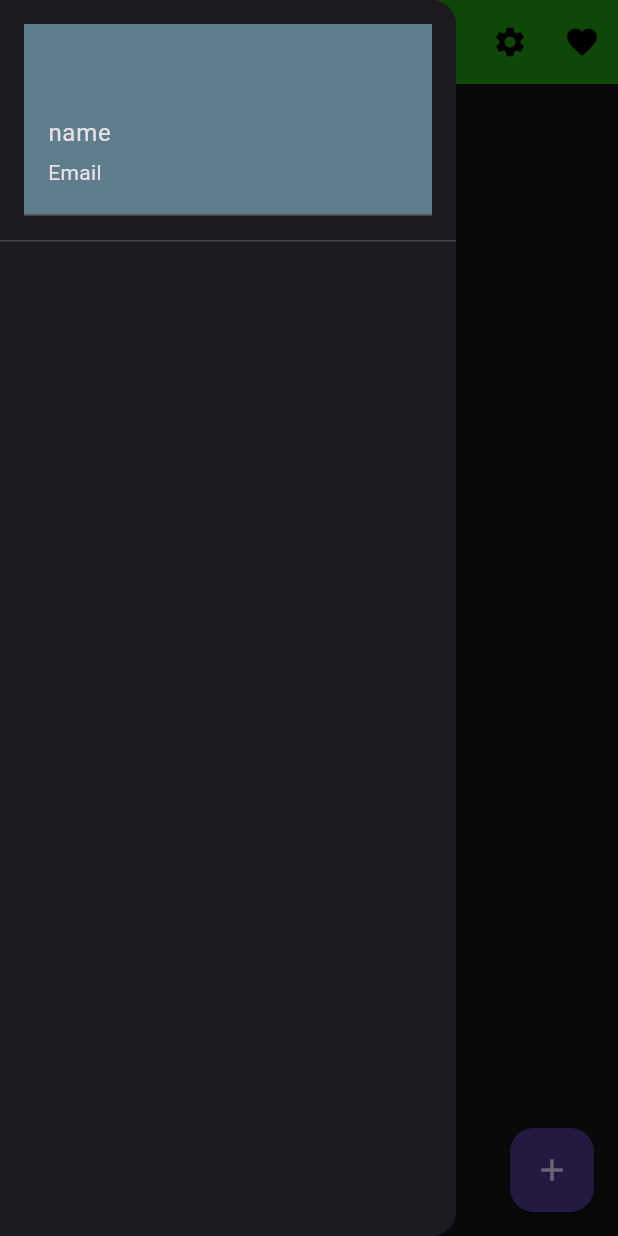
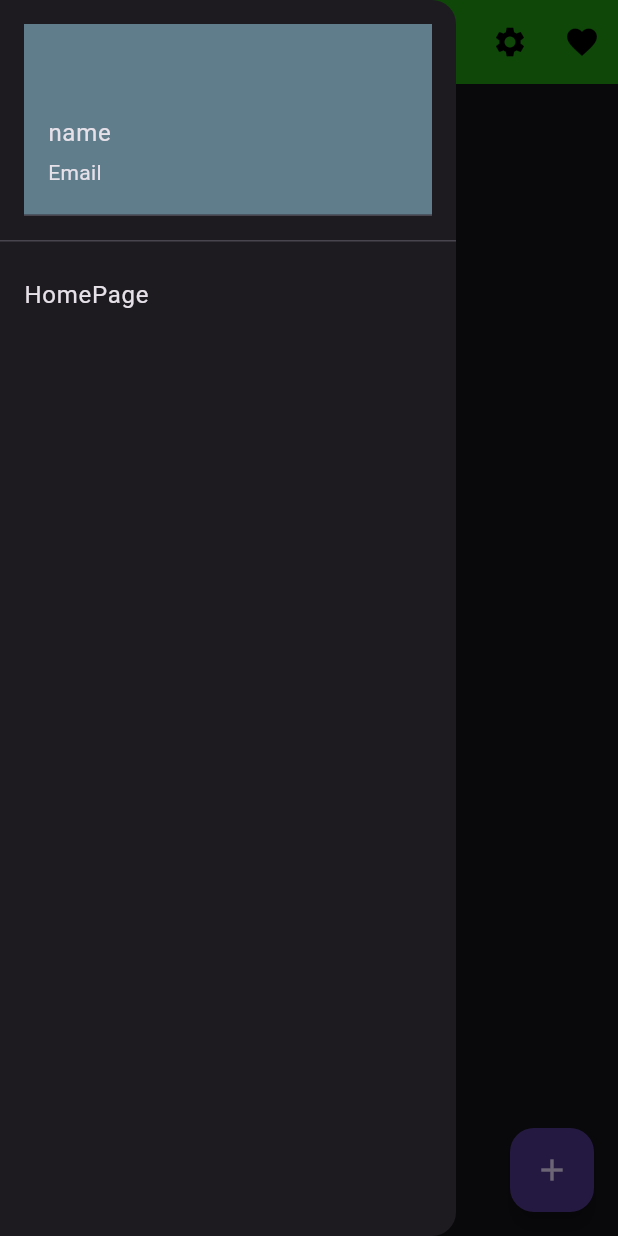
Before and after one commit to istiaqrahmanmahi/SAD-Project--Mahi-ID-062-, a Flutter app: the screen it shows after launch, with the side drawer open, on a phone screen of 412 x 824 dp. Run offline on Flutter 3.47's test engine with Material 3 defaults, Android fonts, the phone set to English and light mode, and no system bars; our stand-ins replace google_fonts.

Commit message:
commit change

```diff
--- a/lib/homePage.dart
+++ b/lib/homePage.dart
@@ -34,7 +34,10 @@ class Homepage extends StatelessWidget{
         DrawerHeader(child: UserAccountsDrawerHeader(
           decoration: BoxDecoration(color: Colors.blueGrey),
           accountName: Text("name"),
-          accountEmail:Text ("Email")))
+          accountEmail:Text ("Email"),
+          ),
+          ),
+          ListTile(onTap:() {} , title: Text("HomePage")),
       ],
 
       //ListTile(onTap: (){},title:Text("HomePage")),
```
Also changed, not shown: lib/main.dart (+6 -3 lines).
